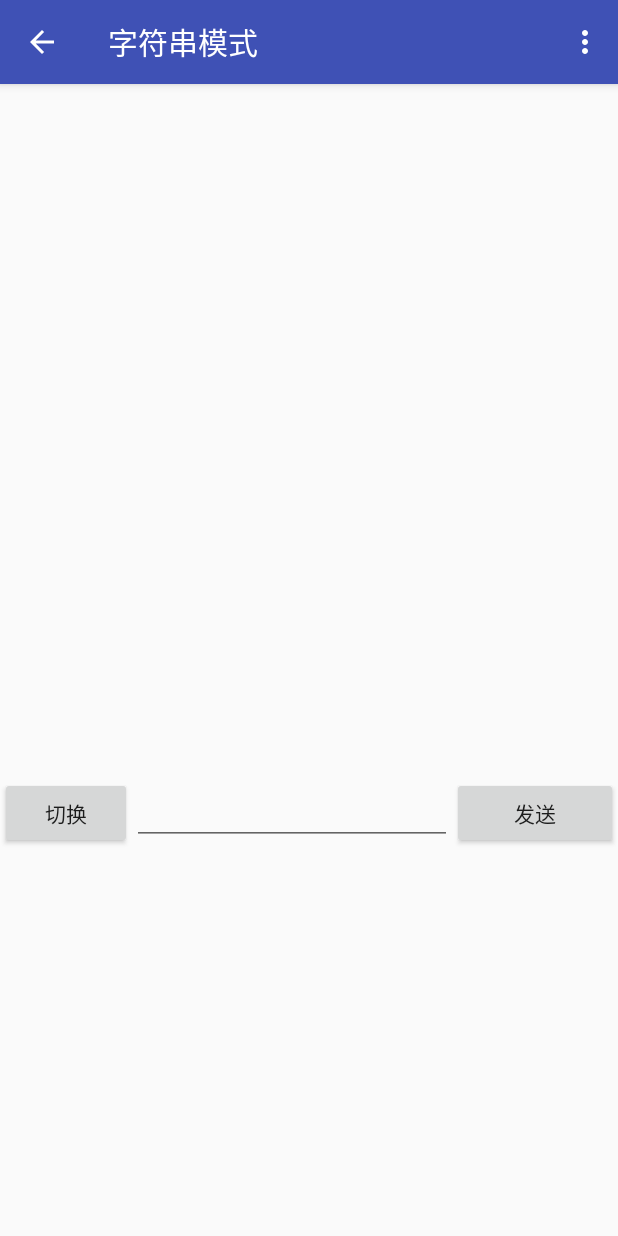
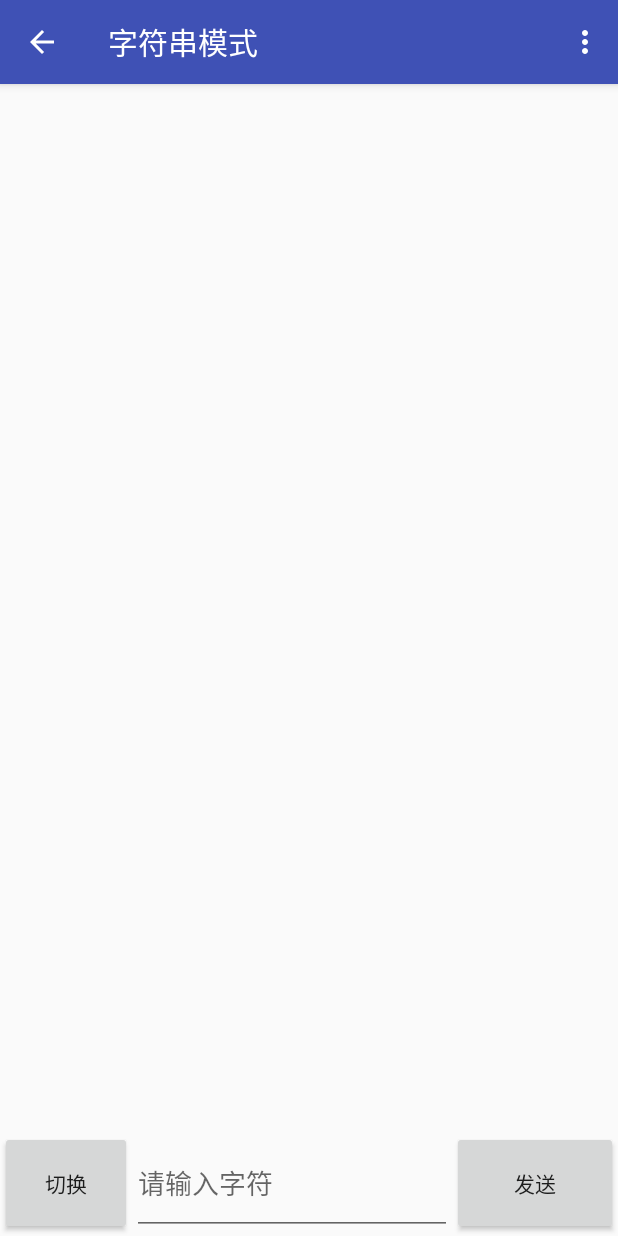
Before and after one commit to yjdwbj/BleReadTool, an Android app: the ConsoleActivity screen opened directly, with no data from a screen before it, on a phone screen of 412 x 824 dp. Run offline under Robolectric (Android 15) with nearby library versions, the phone set to English and light mode, and no system bars; 2 statements that could not run were skipped.

Commit message:
修改细节

```diff
--- a/app/src/main/java/bt/lcy/btread/ConsoleActivity.java
+++ b/app/src/main/java/bt/lcy/btread/ConsoleActivity.java
@@ -32,12 +32,6 @@ import adapters.ReadDataAdapter;
 public class ConsoleActivity extends AppCompatActivity {
 
     private final static String TAG = ConsoleActivity.class.getSimpleName();
-
-    public final static String EXTRAS_ATTR = "EXTRAS_ATTR";
-    public final static String EXTRAS_CHARACTERISTIC_UUID = "EXTRAS_CHARACTERISTIC_UUID";
-    public final static String EXTRAS_CHARACTERISTIC_OBJ = "EXTRAS_CHARACTERISTIC_OBJ";
-
-
     private ListView listData;
     private EditText cmdLine;
     private Button toggle;
@@ -50,7 +44,6 @@ public class ConsoleActivity extends AppCompatActivity {
     private boolean write = false;
     private boolean read = false;
     private boolean notify = false;
-    private ArrayAdapter<String> readAdapter;
 
     private ReadDataAdapter readDataAdapter;
 
@@ -158,8 +151,6 @@ public class ConsoleActivity extends AppCompatActivity {
                         return;
                     Log.i(TAG, "send  some things...............");
                     readDataAdapter.add(cmdLine.getText().toString());
-//                    echoLine.append(cmdLine.getText().toString());
-//                    echoLine.append("\n");
                     characteristic.setValue(cmdLine.getText().toString());
                     btService.writeCharacteristic(characteristic);
                     cmdLine.setText("");
@@ -243,6 +234,9 @@ public class ConsoleActivity extends AppCompatActivity {
                 final byte[] arr = text.getBytes();
 
                 Log.i(TAG, "+++Get Notify data is " + text);
+            }else if(BtService.ACTION_GATT_DISCONNECTED.equals(action))
+            {
+                Toast.makeText(ConsoleActivity.this,R.string.srv_disconnect,Toast.LENGTH_SHORT);
             }
         }
     };
@@ -266,6 +260,7 @@ public class ConsoleActivity extends AppCompatActivity {
 
         unregisterReceiver(gattBroadcastReceiver);
         Log.i(TAG, "!!! ConsoleActivity onPuse");
+        readDataAdapter.clear();
         super.onPause();
     }
 
--- a/app/src/main/res/layout/rwn_console.xml
+++ b/app/src/main/res/layout/rwn_console.xml
@@ -1,49 +1,60 @@
 <?xml version="1.0" encoding="utf-8"?>
-<RelativeLayout xmlns:android="http://schemas.android.com/apk/res/android"
-    xmlns:tools="http://schemas.android.com/tools"
-    android:id="@+id/console_layout"
-    android:layout_width="match_parent"
+<LinearLayout
+    xmlns:android="http://schemas.android.com/apk/res/android" android:layout_width="match_parent"
     android:layout_height="match_parent"
-    android:focusable="true"
-    android:focusableInTouchMode="true"
-    android:orientation="horizontal">
+    android:orientation="vertical"
+    android:layout_weight="1"
+    android:baselineAligned="false">
 
     <ListView
         android:id="@+id/list_read"
         android:layout_width="match_parent"
-        android:layout_height="462dp"
-        android:layout_alignParentStart="true"
-        android:layout_alignParentTop="true"
+        android:layout_height="0dp"
+        android:layout_weight="1"
         android:divider="@android:color/transparent"
         android:dividerHeight="10dp"
         android:stackFromBottom="true"
         android:transcriptMode="normal" />
 
+    <RelativeLayout xmlns:android="http://schemas.android.com/apk/res/android"
+        xmlns:tools="http://schemas.android.com/tools"
+        android:id="@+id/console_layout"
+        android:layout_width="match_parent"
+        android:layout_height="0dp"
+        android:layout_weight=".1"
+        android:focusable="true"
+        android:focusableInTouchMode="true"
+        android:orientation="horizontal">
+
+
         <Button
             android:id="@+id/button_toggle"
             android:layout_width="wrap_content"
-        android:layout_height="wrap_content"
+            android:layout_height="match_parent"
+            android:layout_alignParentBottom="false"
+            android:layout_alignParentEnd="false"
             android:layout_alignParentStart="true"
-        android:layout_below="@+id/list_read"
             android:text="@string/toggle" />
 
         <EditText
             android:id="@+id/edit_cmd"
             android:layout_width="wrap_content"
-        android:layout_height="wrap_content"
-        android:layout_below="@+id/list_read"
+            android:layout_height="match_parent"
+            android:layout_alignParentBottom="false"
             android:layout_toEndOf="@+id/button_toggle"
             android:ems="10"
+            android:hint="@string/inputhit"
             android:imeOptions="actionSend|flagNoEnterAction"
             android:inputType="textPersonName" />
 
         <Button
             android:id="@+id/button_send"
             android:layout_width="match_parent"
-        android:layout_height="wrap_content"
+            android:layout_height="match_parent"
+            android:layout_alignParentBottom="false"
             android:layout_alignParentEnd="true"
-        android:layout_below="@+id/list_read"
             android:layout_toEndOf="@+id/edit_cmd"
             android:text="@string/send" />
 
     </RelativeLayout>
+</LinearLayout>
--- a/app/src/main/res/menu/gatt_scan.xml
+++ b/app/src/main/res/menu/gatt_scan.xml
@@ -13,4 +13,9 @@
         android:orderInCategory="101"
         android:title="@string/menu_stop"
         app:showAsAction="ifRoom|withText" />
+    <item
+        android:id="@+id/menu_about"
+        android:orderInCategory="102"
+        app:showAsAction="ifRoom|withText"
+        android:title="@string/about" />
 </menu>
--- a/app/src/main/res/menu/service_opt.xml
+++ b/app/src/main/res/menu/service_opt.xml
@@ -8,4 +8,5 @@
     <item
         android:id="@+id/menu_disconnect"
         android:title="@string/disconnect" />
+
 </menu>
--- a/app/src/main/res/values/strings.xml
+++ b/app/src/main/res/values/strings.xml
@@ -20,4 +20,7 @@
     <string name="startlistener">开始监听....</string>
     <string name="stringmode">字符串模式</string>
     <string name="hexstringmode">HEX模式</string>
+    <string name="inputhit">请输入字符</string>
+    <string name="srv_disconnect">蓝牙已经断开...</string>
+    <string name="about">关于</string>
 </resources>
```
Also changed, not shown: app/src/main/java/bt/lcy/btread/BtDeviceServicesActivity.java (+2 -10 lines), app/src/main/java/bt/lcy/btread/MainActivity.java (+18 -0 lines). Lines whose indentation alone changed are shown as unchanged.
